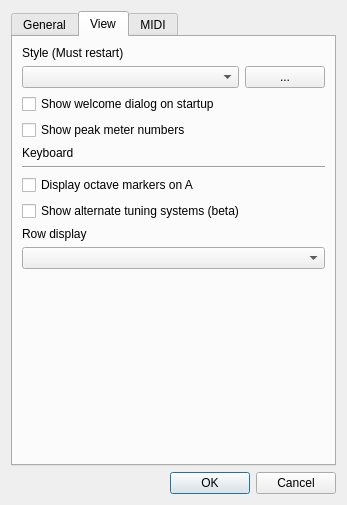
First picture: the form in src/editor/SettingsDialog.ui, repository yuxshao/ptcollab, before the edit.
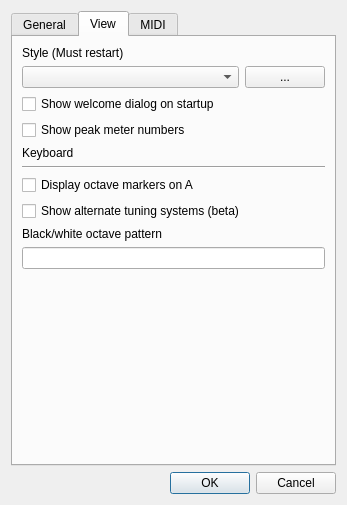
Second picture: the form after the edit.

Commit message: black white key pattern

Diff of the .ui file:
```diff
--- a/src/editor/SettingsDialog.ui
+++ b/src/editor/SettingsDialog.ui
@@ -172,12 +172,12 @@
        <item>
         <widget class="QLabel" name="label_4">
          <property name="text">
-          <string>Row display</string>
+          <string>Black/white octave pattern</string>
          </property>
         </widget>
        </item>
        <item>
-        <widget class="QComboBox" name="rowDisplayCombo"/>
+        <widget class="QLineEdit" name="rowDisplayEdit"/>
        </item>
        <item>
         <spacer name="verticalSpacer_3">
```
The commit also changes 4 other files.
